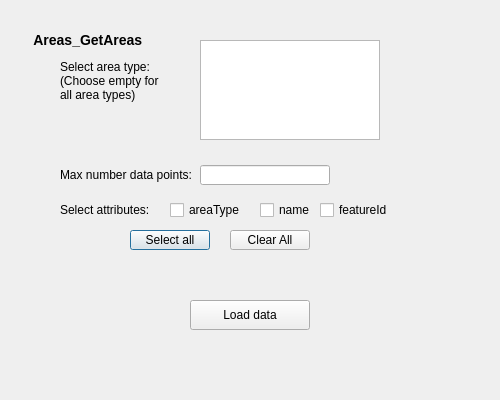
albabjorkman/GIT-project, file Area_Search.ui: the form before one commit.
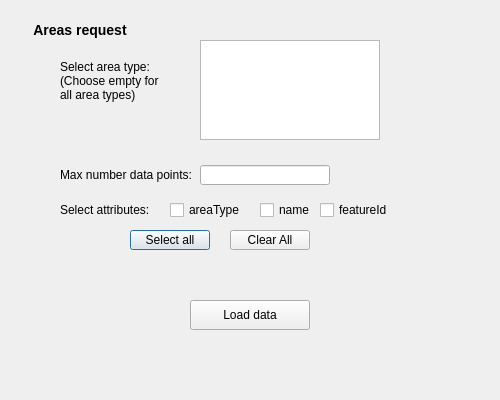
The form after the commit.

The edit to the form file:
```diff
--- a/Area_Search.ui
+++ b/Area_Search.ui
@@ -20,13 +20,13 @@
     <property name="geometry">
      <rect>
       <x>30</x>´
-      <y>30</y>
+      <y>20</y>
       <width>300</width>
       <height>20</height>
      </rect>
     </property>
     <property name="text">
-     <string> Areas_GetAreas </string>
+     <string> Areas request </string>
     </property>
 	<property name="styleSheet">
     <string>
```
Left out of the diff: 2 changed lines with no effect on the pictures.
